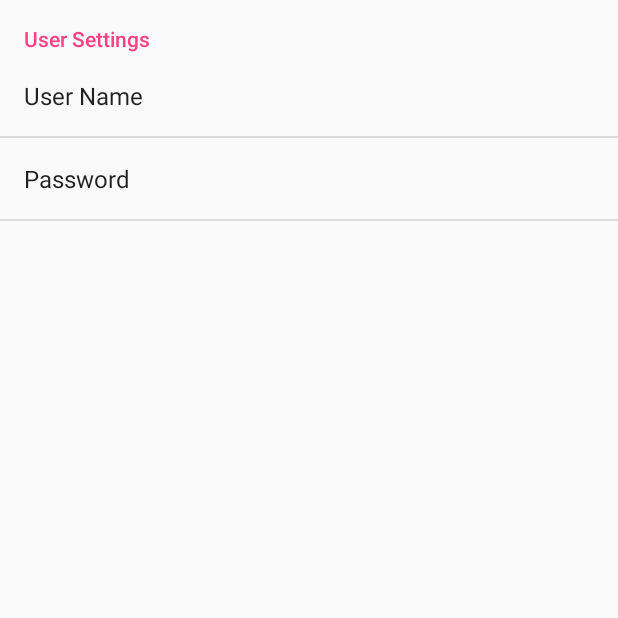
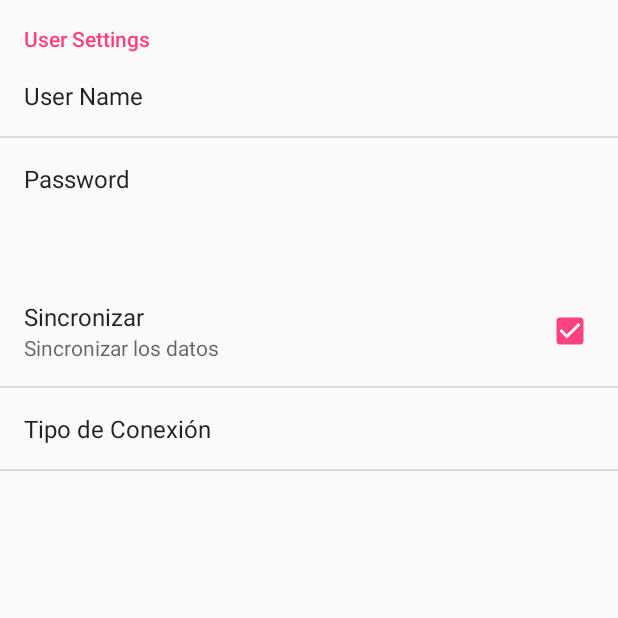
Before and after one commit to pepesan/SharedPreferences, an Android app: the MisPreferencias screen opened directly, with no data from a screen before it, on a phone screen of 412 x 824 dp, the top half of it. Run offline under Robolectric (Android 15) with nearby library versions, the phone set to English and light mode, and no system bars.

Commit message:
añadidos nuevos campos en las preferencias y colocados en el showpref para que se visualicen

```diff
--- a/app/src/main/res/values/strings.xml
+++ b/app/src/main/res/values/strings.xml
@@ -1,3 +1,17 @@
 <resources>
     <string name="app_name">SharedPreferences</string>
+    <string name="pref_sync">Sincronizar</string>
+    <string name="pref_sync_summ">Sincronizar los datos</string>
+    <string name="pref_syncConnectionType">Tipo de Conexión</string>
+    <string name="pref_syncConnectionTypes_default">HTTP</string>
+    <string-array name="pref_syncConnectionTypes_entries">
+        <item>HTTP</item>
+        <item>HTTPS</item>
+        <item>FTP</item>
+    </string-array>
+    <string-array name="pref_syncConnectionTypes_values">
+        <item>HTTP</item>
+        <item>HTTPS</item>
+        <item>FTP</item>
+    </string-array>
 </resources>
--- a/app/src/main/res/xml/preferences.xml
+++ b/app/src/main/res/xml/preferences.xml
@@ -10,7 +10,21 @@
             android:key="password"
             android:title="Password"/>
     </PreferenceCategory>
-
+    <PreferenceCategory>
+        <CheckBoxPreference
+            android:key="pref_sync"
+            android:title="@string/pref_sync"
+            android:summary="@string/pref_sync_summ"
+            android:defaultValue="true" />
+        <ListPreference
+            android:dependency="pref_sync"
+            android:key="pref_syncConnectionType"
+            android:title="@string/pref_syncConnectionType"
+            android:dialogTitle="@string/pref_syncConnectionType"
+            android:entries="@array/pref_syncConnectionTypes_entries"
+            android:entryValues="@array/pref_syncConnectionTypes_values"
+            android:defaultValue="@string/pref_syncConnectionTypes_default" />
+    </PreferenceCategory>
 
 
 </PreferenceScreen>
```
Also changed, not shown: app/src/main/java/com/example/pepesan/sharedpreferences/MainActivity.java (+15 -4 lines).
